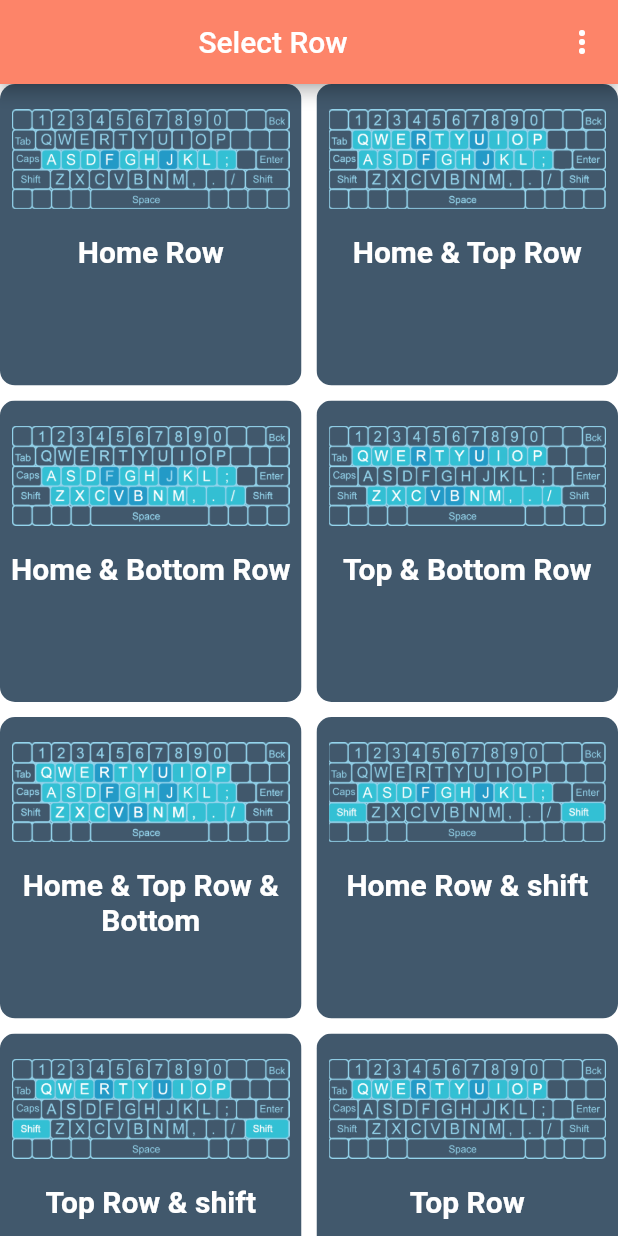
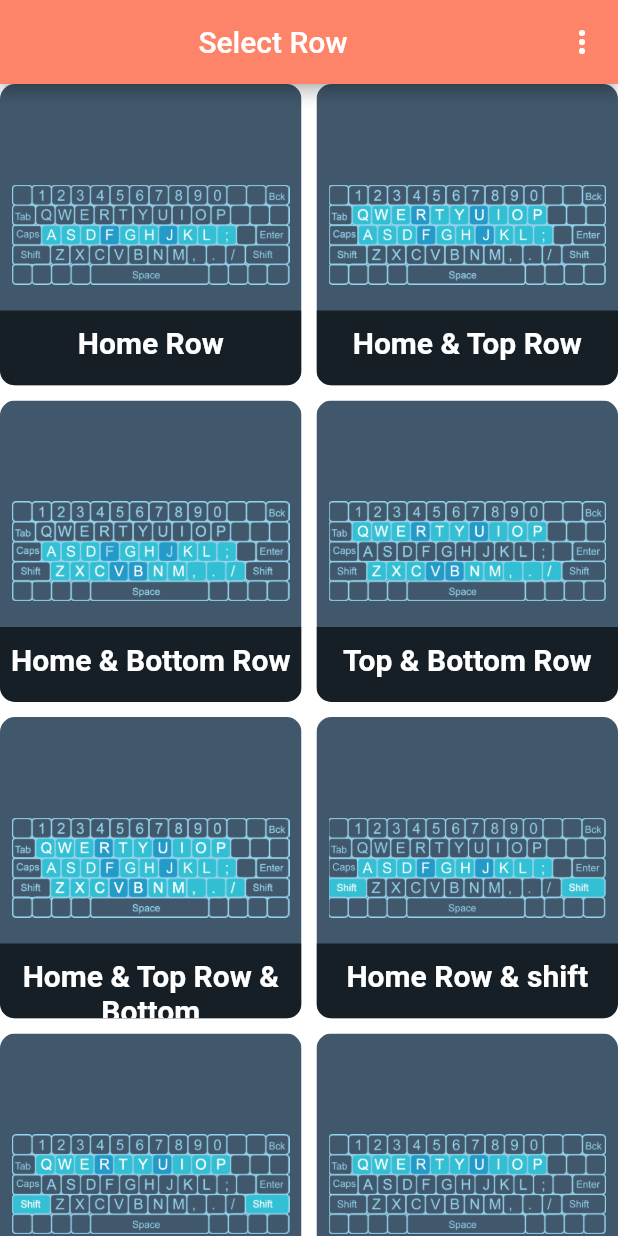
Before and after one commit to RajveerParmar75/flutter_project, a Flutter app: the screen it shows after launch, on a phone screen of 412 x 824 dp. Run offline on Flutter 3.47's test engine with Material 2 defaults, Android fonts, the phone set to English and light mode, and no system bars; our stand-ins replace audioplayers, dotted_border.

Commit message:
Update main_page.dart

```diff
--- a/lib/main_page.dart
+++ b/lib/main_page.dart
@@ -59,7 +59,15 @@ class _Index_pageState extends State<Index_page> {
                           ),
                         ).then((value) => Navigator.pop(context));
                       },
-                      child: Text('devloper')),
+                      child: Row(
+                        mainAxisAlignment: MainAxisAlignment.spaceEvenly,
+                        children: [
+                          Icon(
+                              color: Colors.grey,
+                              Icons.person_pin_circle_outlined),
+                          Text('devloper'),
+                        ],
+                      )),
                 ),
               ],
             ),
@@ -83,23 +91,31 @@ class _Index_pageState extends State<Index_page> {
               onTap: () {
                 Navigator.push(
                   (context),
-                  MaterialPageRoute(builder: (context) {
+                  MaterialPageRoute(
+                    builder: (context) {
                       return Level1(lang[index]);
-                  },),
+                    },
+                  ),
                 );
               },
               child: ClipRRect(
                 borderRadius: BorderRadius.circular(10),
                 child: Container(
                   color: Color(0xFF41586c),
-                  child: Column(
+                  child: Stack(
+                    fit: StackFit.expand,
                     children: [
-                      Expanded(
-                          child: Padding(
+                      Padding(
                         padding: const EdgeInsets.all(8.0),
                         child: Image.asset(imageList[index]),
-                      )),
-                      Expanded(
+                      ),
+                      Align(
+                        alignment: AlignmentDirectional.bottomCenter,
+                        child: Container(
+                          padding: EdgeInsets.only(top: 10),
+                          height:50,
+                          width: double.infinity,
+                          color:Color.fromRGBO(0, 0, 0, 0.65),
                           child: Text(
                             lang[index],
                             style: const TextStyle(
@@ -108,6 +124,7 @@ class _Index_pageState extends State<Index_page> {
                               fontWeight: FontWeight.bold,
                             ),
                             textAlign: TextAlign.center,
+                          ),
                         ),
                       )
                     ],
```
Lines whose indentation alone changed are shown as unchanged.
